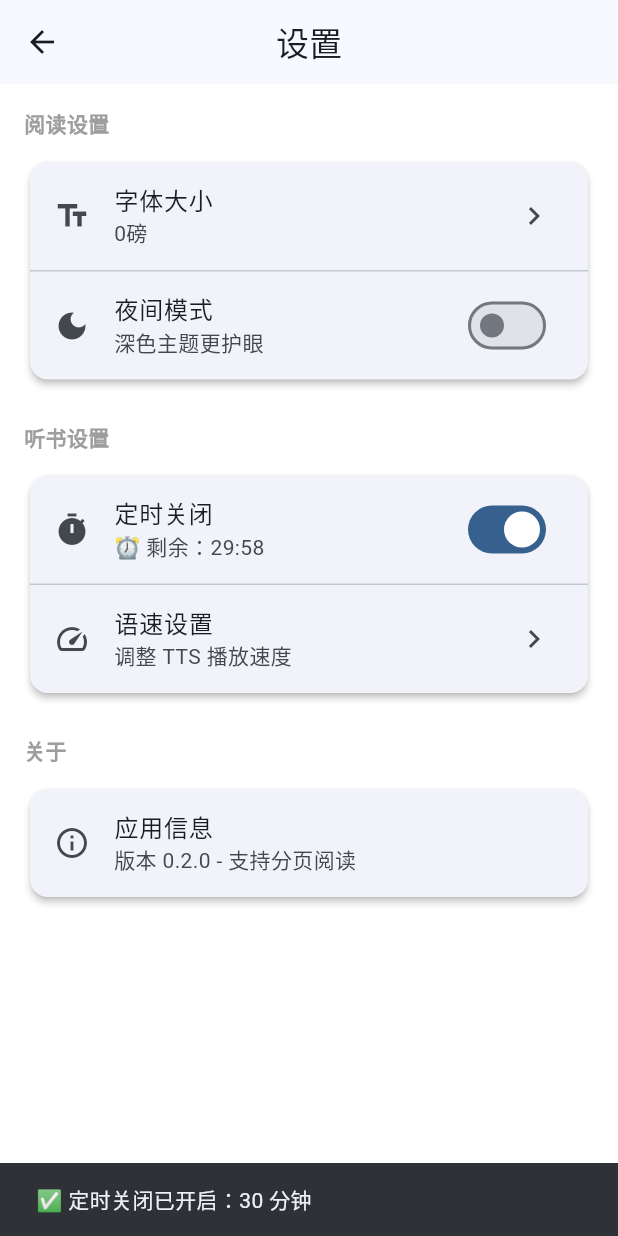
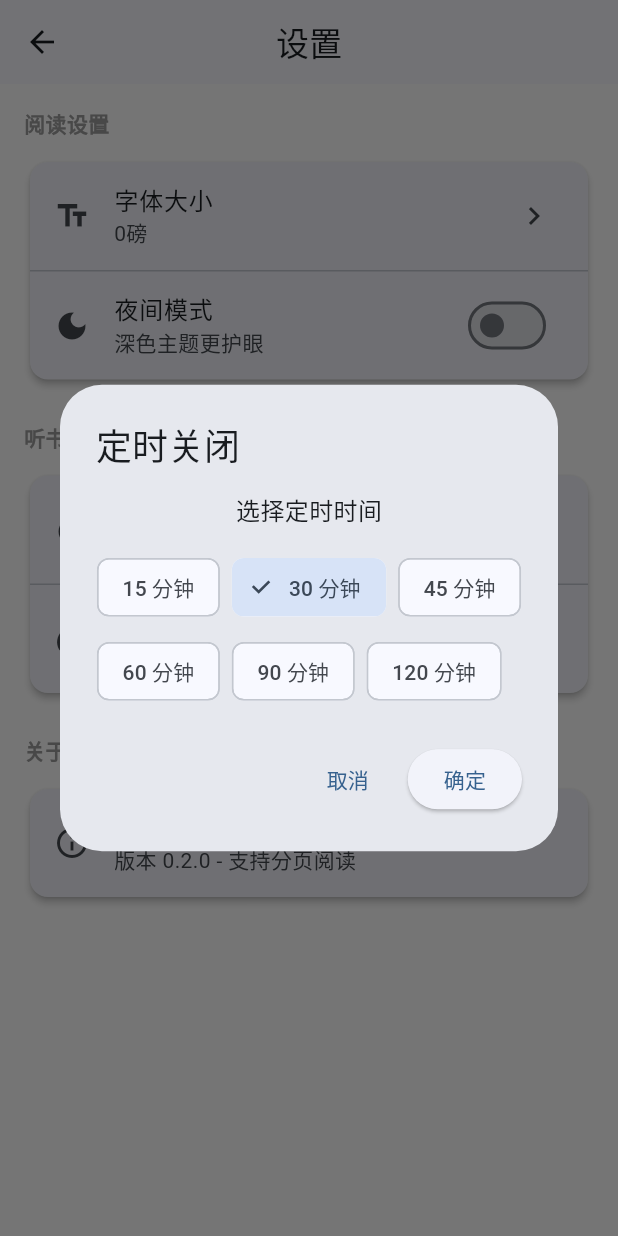
Before and after one commit to hhr346/audio_book_reader, a Flutter app: the SettingsScreen screen opened directly with empty values, after a tap on "定时关闭", on a phone screen of 412 x 824 dp. Run offline on Flutter 3.47's test engine with Material 3 defaults, Android fonts, the phone set to English and light mode, and no system bars; our stand-ins replace file_picker, flutter_tts, hive, hive_flutter, shared_preferences; missing offline and left inert: epub_plus; accounts and stored records are empty.

Commit message:
fix: 移除自动连读和弹窗，改进定时关闭交互
1. 移除自动连读功能：
   - 听书时手动翻页不会自动向后翻
   - 用户完全控制翻页节奏
   - 关闭听书后再次开启从当前页开始

2. 去除所有操作弹窗：
   - 字体大小设置完成无弹窗
   - 语速设置完成无弹窗
   - 主题切换无弹窗
   - TTS 播放失败无弹窗

3. 改进定时关闭交互：
   - 点击弹出时间选择对话框
   - 提供多个时间选项：15/30/45/60/90/120 分钟
   - 已开启时显示剩余时间和关闭按钮
   - 未开启时显示当前设置的时间
   - 自动检测定时状态并更新显示

```diff
--- a/lib/screens/settings_screen.dart
+++ b/lib/screens/settings_screen.dart
@@ -35,7 +35,7 @@ class _SettingsScreenState extends State<SettingsScreen> {
     _fontSize = widget.currentFontSize;
     _isDarkMode = widget.currentIsDarkMode;
     _loadSettings();
-    _startCountdownUpdate();
+    _checkSleepTimerStatus();
   }
 
   @override
@@ -44,19 +44,26 @@ class _SettingsScreenState extends State<SettingsScreen> {
     super.dispose();
   }
 
-  /// 每秒更新倒计时显示
-  void _startCountdownUpdate() {
+  /// 检查定时关闭状态并更新
+  void _checkSleepTimerStatus() {
     _countdownTimer?.cancel();
     _countdownTimer = Timer.periodic(const Duration(seconds: 1), (_) {
-      if (mounted && _sleepTimerEnabled) {
+      if (mounted) {
         final remaining = TtsService().getSleepTimerRemaining();
-        if (remaining != null && remaining > 0) {
+        final isActive = TtsService().isSleepTimerActive;
+
+        if (isActive && remaining != null && remaining > 0) {
+          if (!_sleepTimerEnabled) {
+            setState(() => _sleepTimerEnabled = true);
+          }
           setState(() => _remainingSeconds = remaining);
-        } else if (remaining == 0 || remaining == null) {
-          setState(() {
-            _sleepTimerEnabled = false;
-            _remainingSeconds = 0;
-          });
+        } else {
+          if (_sleepTimerEnabled) {
+            setState(() {
+              _sleepTimerEnabled = false;
+              _remainingSeconds = 0;
+            });
+          }
         }
       }
     });
@@ -123,31 +130,16 @@ class _SettingsScreenState extends State<SettingsScreen> {
           Card(
             child: Column(
               children: [
-                SwitchListTile(
-                  secondary: const Icon(Icons.timer),
+                ListTile(
+                  leading: const Icon(Icons.timer),
                   title: const Text('定时关闭'),
                   subtitle: _sleepTimerEnabled
-                      ? Text('⏰ 剩余：${_formatTime(_remainingSeconds)}')
-                      : Text('$_sleepTimerMinutes 分钟后停止播放'),
-                  value: _sleepTimerEnabled,
-                  onChanged: (value) {
-                    setState(() {
-                      _sleepTimerEnabled = value;
-                    });
-                    if (value) {
-                      // 开启定时关闭
-                      TtsService().setSleepTimer(_sleepTimerMinutes);
-                      ScaffoldMessenger.of(context).showSnackBar(
-                        SnackBar(content: Text('✅ 定时关闭已开启：$_sleepTimerMinutes 分钟')),
-                      );
-                    } else {
-                      // 关闭定时关闭
-                      TtsService().cancelSleepTimer();
-                      ScaffoldMessenger.of(context).showSnackBar(
-                        const SnackBar(content: Text('❌ 定时关闭已取消')),
-                      );
-                    }
-                  },
+                      ? Text('⏰ 运行中：剩余 ${_formatTime(_remainingSeconds)}')
+                      : const Text('点击设置定时时间'),
+                  trailing: _sleepTimerEnabled
+                      ? const Icon(Icons.check_circle, color: Colors.green)
+                      : const Icon(Icons.chevron_right),
+                  onTap: () => _showSleepTimerDialog(),
                 ),
                 const Divider(height: 1),
                 ListTile(
@@ -250,9 +242,6 @@ class _SettingsScreenState extends State<SettingsScreen> {
                 _saveSettings();
               });
               Navigator.pop(context);
-              ScaffoldMessenger.of(context).showSnackBar(
-                const SnackBar(content: Text('✅ 字体大小已保存')),
-              );
             },
             child: const Text('确定'),
           ),
@@ -265,39 +254,85 @@ class _SettingsScreenState extends State<SettingsScreen> {
     showDialog(
       context: context,
       builder: (context) => AlertDialog(
-        title: const Text('定时关闭时间'),
+        title: const Text('定时关闭'),
         content: Column(
           mainAxisSize: MainAxisSize.min,
           children: [
-            const Text('选择定时时间'),
-            const SizedBox(height: 16),
+            if (_sleepTimerEnabled) ...[
+              // 已开启时显示关闭选项
+              const Text('定时关闭正在运行', style: TextStyle(fontSize: 16)),
+              const SizedBox(height: 8),
+              Text(
+                '剩余时间：${_formatTime(_remainingSeconds)}',
+                style: const TextStyle(fontSize: 24, fontWeight: FontWeight.bold, color: Colors.blue),
+              ),
+              const SizedBox(height: 16),
+              const Divider(),
+              const SizedBox(height: 8),
+              const Text('选择新的定时时间', style: TextStyle(color: Colors.grey)),
+              const SizedBox(height: 16),
+            ] else ...[
+              const Text('选择定时时间', style: TextStyle(fontSize: 16)),
+              const SizedBox(height: 16),
+            ],
             Wrap(
               spacing: 8,
               runSpacing: 8,
               children: [
-                _TimerChip(minutes: 15, selected: _sleepTimerMinutes == 15),
-                _TimerChip(minutes: 30, selected: _sleepTimerMinutes == 30),
-                _TimerChip(minutes: 60, selected: _sleepTimerMinutes == 60),
-                _TimerChip(minutes: 90, selected: _sleepTimerMinutes == 90),
+                _TimerChip(
+                  minutes: 15,
+                  selected: _sleepTimerMinutes == 15,
+                  onTap: () => setState(() => _sleepTimerMinutes = 15),
+                ),
+                _TimerChip(
+                  minutes: 30,
+                  selected: _sleepTimerMinutes == 30,
+                  onTap: () => setState(() => _sleepTimerMinutes = 30),
+                ),
+                _TimerChip(
+                  minutes: 45,
+                  selected: _sleepTimerMinutes == 45,
+                  onTap: () => setState(() => _sleepTimerMinutes = 45),
+                ),
+                _TimerChip(
+                  minutes: 60,
+                  selected: _sleepTimerMinutes == 60,
+                  onTap: () => setState(() => _sleepTimerMinutes = 60),
+                ),
+                _TimerChip(
+                  minutes: 90,
+                  selected: _sleepTimerMinutes == 90,
+                  onTap: () => setState(() => _sleepTimerMinutes = 90),
+                ),
+                _TimerChip(
+                  minutes: 120,
+                  selected: _sleepTimerMinutes == 120,
+                  onTap: () => setState(() => _sleepTimerMinutes = 120),
+                ),
               ],
             ),
           ],
         ),
         actions: [
+          if (_sleepTimerEnabled)
+            TextButton(
+              onPressed: () {
+                TtsService().cancelSleepTimer();
+                setState(() => _sleepTimerEnabled = false);
+                Navigator.pop(context);
+              },
+              style: TextButton.styleFrom(foregroundColor: Colors.red),
+              child: const Text('关闭定时'),
+            ),
           TextButton(
             onPressed: () => Navigator.pop(context),
             child: const Text('取消'),
           ),
           ElevatedButton(
             onPressed: () {
-              // 只设置时间，不立即启动
-              setState(() {
-                _sleepTimerMinutes = _sleepTimerMinutes;
-              });
+              TtsService().setSleepTimer(_sleepTimerMinutes);
+              setState(() => _sleepTimerEnabled = true);
               Navigator.pop(context);
-              ScaffoldMessenger.of(context).showSnackBar(
-                SnackBar(content: Text('⏰ 定时时间已设置为 $_sleepTimerMinutes 分钟，请在设置界面开启')),
-              );
             },
             child: const Text('确定'),
           ),
@@ -306,13 +341,13 @@ class _SettingsScreenState extends State<SettingsScreen> {
     );
   }
 
-  Widget _TimerChip({required int minutes, required bool selected}) {
+  Widget _TimerChip({required int minutes, required bool selected, VoidCallback? onTap}) {
     return ChoiceChip(
       label: Text('$minutes 分钟'),
       selected: selected,
       onSelected: (value) {
-        if (value) {
-          setState(() => _sleepTimerMinutes = minutes);
+        if (value && onTap != null) {
+          onTap();
         }
       },
     );
@@ -353,9 +388,6 @@ class _SettingsScreenState extends State<SettingsScreen> {
             onPressed: () async {
               await ttsService.setRate(rate);
               Navigator.pop(context);
-              ScaffoldMessenger.of(context).showSnackBar(
-                const SnackBar(content: Text('✅ 语速已保存')),
-              );
             },
             child: const Text('确定'),
           ),
@@ -365,12 +397,7 @@ class _SettingsScreenState extends State<SettingsScreen> {
   }
 
   void _showThemeChangeSnackbar() {
-    ScaffoldMessenger.of(context).showSnackBar(
-      SnackBar(
-        content: Text(_isDarkMode ? '🌙 已切换到夜间模式' : '☀️ 已切换到日间模式'),
-        duration: const Duration(seconds: 1),
-      ),
-    );
+    // 移除弹窗提示
   }
 
   void _showAboutDialog() {
```
Also changed, not shown: lib/screens/reader_screen.dart (+6 -41 lines).
